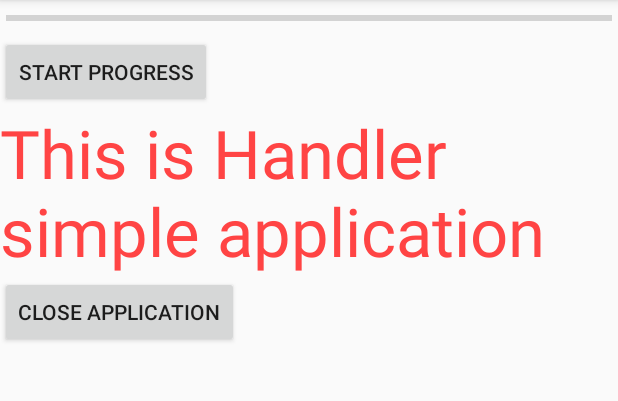
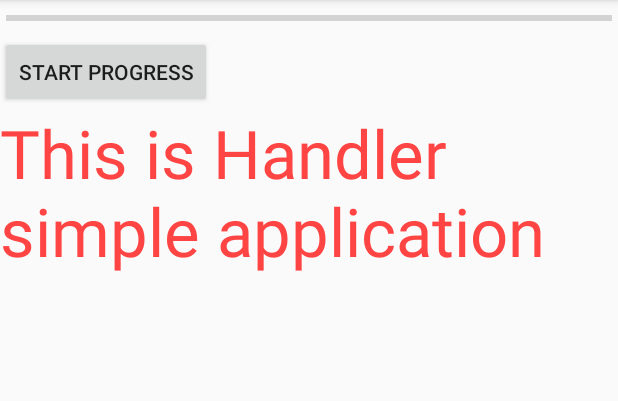
Before and after one commit to Xaqlain/HandlerDemo, an Android app: the screen it shows after launch (MainActivity), on a phone screen of 412 x 824 dp, the part 84-485 px from its top. Run offline under Robolectric (Android 15) with nearby library versions, the phone set to English and light mode, and no system bars.

```diff
--- a/app/src/main/java/com/example/handlerdemo/MainActivity.java
+++ b/app/src/main/java/com/example/handlerdemo/MainActivity.java
@@ -23,10 +23,7 @@ public class MainActivity extends AppCompatActivity {
 
     }
 
-    public void onClicked()
-    {
-        super.onDestroy();
-    }
+
     protected void onclick(Bundle savedInstanceState){}
     public void startProgress(View view) {
         Runnable runnable =  new Runnable() {
--- a/app/src/main/res/layout/activity_main.xml
+++ b/app/src/main/res/layout/activity_main.xml
@@ -26,10 +26,5 @@
         android:text="This is Handler simple application"
         android:textSize="20pt"
         android:textColor="@android:color/holo_red_light"/>
-    <Button
-        android:layout_width="wrap_content"
-        android:layout_height="wrap_content"
-        android:onClick="onClicked"
-        android:text="Close application"/>
 
 </LinearLayout>
```
